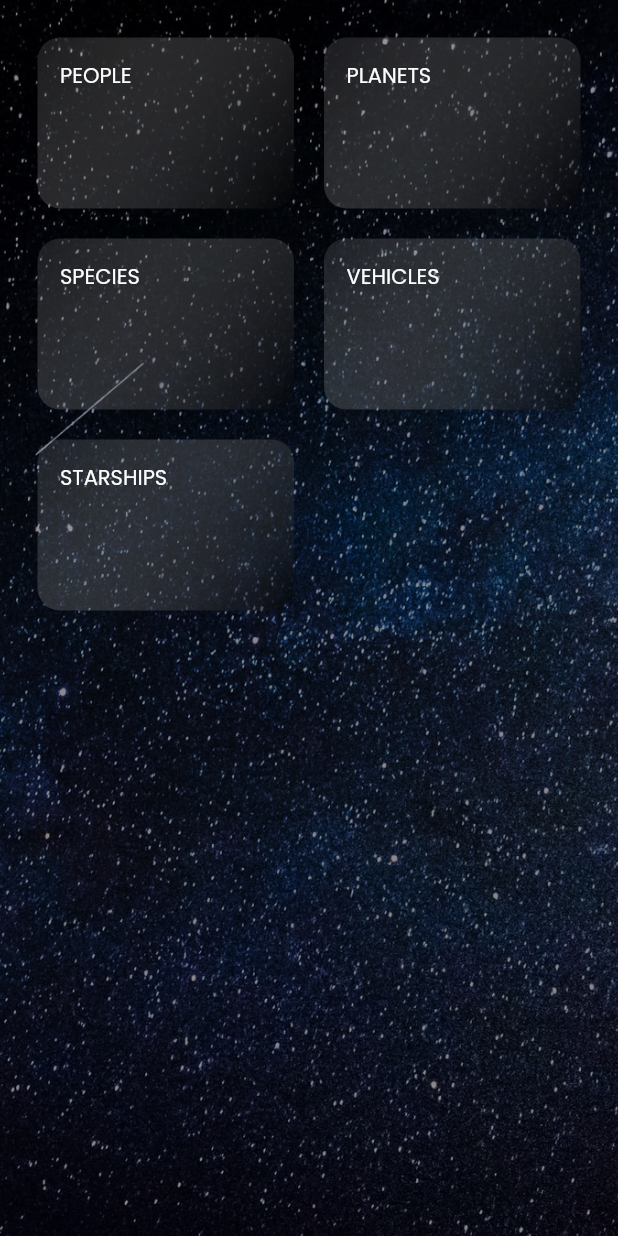
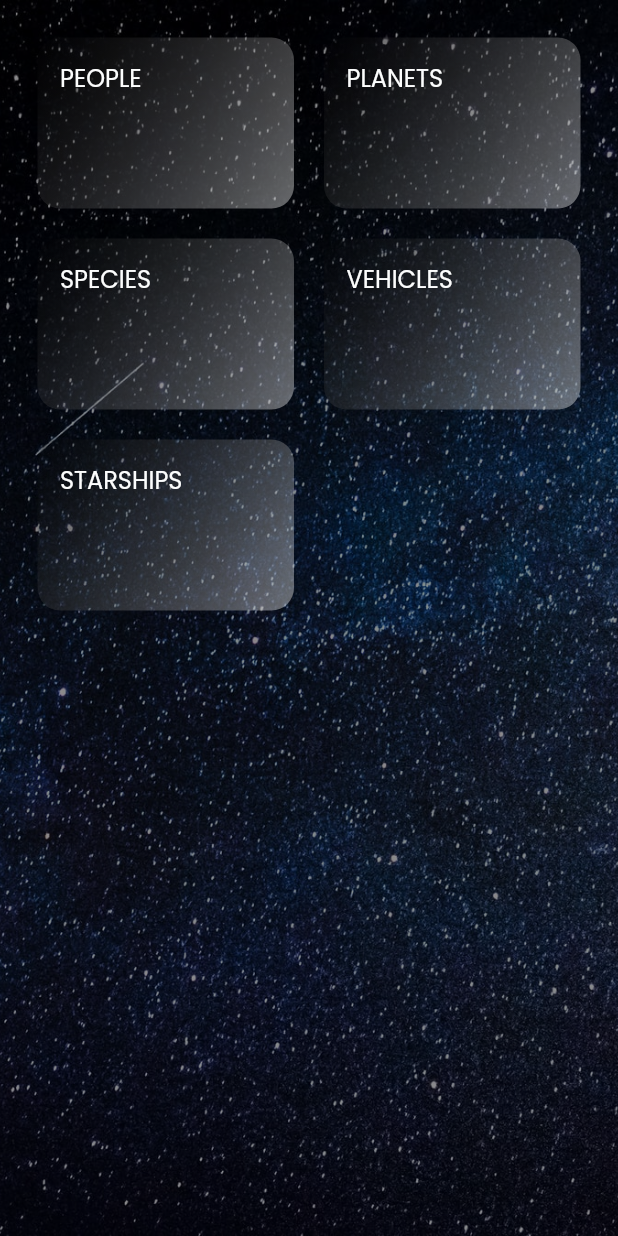
Before and after one commit to doraemonpup/flutter_starwars, a Flutter app: the screen it shows after launch, after a tap on "Next", on a phone screen of 412 x 824 dp. Run offline on Flutter 3.47's test engine with Material 2 defaults, Android fonts, the phone set to English and light mode, and no system bars; network calls fail.

Commit message:
refractor theme data

```diff
--- a/lib/main.dart
+++ b/lib/main.dart
@@ -11,7 +11,7 @@ void main() {
 
 class MyApp extends StatelessWidget {
   // This widget is the root of your application.
-  static Map<int, Color> color = {
+  static Map<int, Color> whiteColor = {
     50: Color.fromRGBO(252, 253, 253, .1),
     100: Color.fromRGBO(252, 253, 253, .2),
     200: Color.fromRGBO(252, 253, 253, .3),
@@ -30,8 +30,13 @@ class MyApp extends StatelessWidget {
       debugShowCheckedModeBanner: false,
       title: 'SWAPI',
       theme: ThemeData(
-        primarySwatch: MaterialColor(0xFFFCFDFD, color),
+        primarySwatch: MaterialColor(0xFFFCFDFD, whiteColor),
         accentColor: Colors.amberAccent,
+        textTheme: TextTheme(
+          bodyText2: TextStyle(
+            color: Color.fromRGBO(252, 253, 253, 1),
+          ),
+        ),
         fontFamily: 'Poppins',
       ),
       home: WelcomeScreen(),
--- a/lib/screens/welcome_screen.dart
+++ b/lib/screens/welcome_screen.dart
@@ -24,7 +24,6 @@ class WelcomeScreen extends StatelessWidget {
                 Text(
                   'Welcome to the dark side',
                   style: TextStyle(
-                    color: Theme.of(context).primaryColor,
                     fontSize: 28,
                     fontWeight: FontWeight.bold,
                   ),
@@ -39,14 +38,19 @@ class WelcomeScreen extends StatelessWidget {
             ),
             child: OutlinedButton(
               style: OutlinedButton.styleFrom(
-                  side: BorderSide(
-                    color: Theme.of(context).primaryColor,
-                  ),
-                  shape: RoundedRectangleBorder(
-                      borderRadius: BorderRadius.circular(30))),
+                side: BorderSide(
+                  // border color
+                  color: Theme.of(context).primaryColor,
+                ),
+                shape: RoundedRectangleBorder(
+                  borderRadius: BorderRadius.circular(30),
+                ),
+              ),
               child: Padding(
-                padding:
-                    const EdgeInsets.symmetric(vertical: 8.0, horizontal: 20),
+                padding: const EdgeInsets.symmetric(
+                  vertical: 8.0,
+                  horizontal: 20,
+                ),
                 child: Text(
                   'Next',
                   style: TextStyle(fontSize: 20),
--- a/lib/widgets/category_item.dart
+++ b/lib/widgets/category_item.dart
@@ -24,13 +24,15 @@ class CategoryItem extends StatelessWidget {
         padding: EdgeInsets.all(15),
         child: Text(
           category.toUpperCase(),
-          style: TextStyle(color: Theme.of(context).primaryColor),
+          style: TextStyle(
+            fontSize: 16,
+          ),
         ),
         decoration: BoxDecoration(
           gradient: LinearGradient(
             colors: [
-              Colors.white.withOpacity(0.1),
-              Colors.black.withOpacity(0.5),
+              Colors.black.withOpacity(0.2),
+              Colors.white.withOpacity(0.4),
             ],
             begin: Alignment.topLeft,
             end: Alignment.bottomRight,
--- a/lib/widgets/category_item_card.dart
+++ b/lib/widgets/category_item_card.dart
@@ -31,9 +31,6 @@ class CategoryItemCard extends StatelessWidget {
           backgroundColor: Theme.of(context).primaryColor.withAlpha(72),
           child: Text(
             (id + 1).toString(),
-            style: TextStyle(
-              color: Theme.of(context).primaryColor,
-            ),
           ),
         ),
         title: Text(
```
Also changed, not shown: lib/screens/item_detail_screen.dart (+7 -4 lines).
